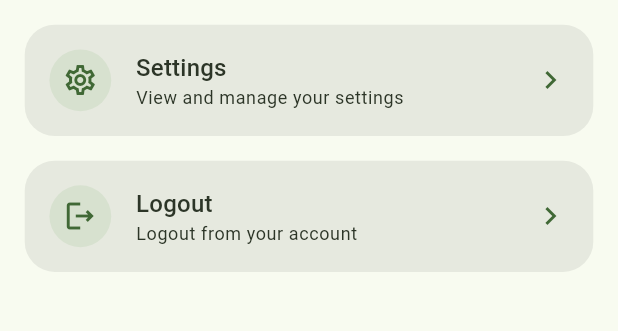
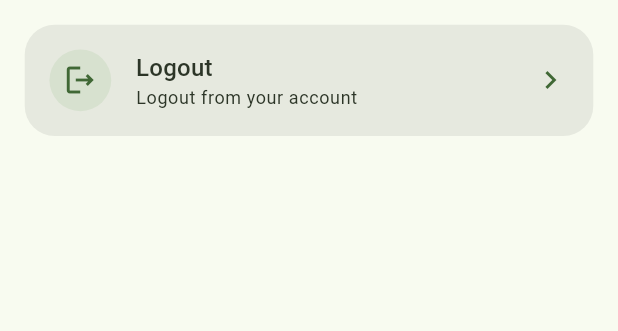
Before and after one commit to Pavel401/DineSync, a Flutter app: the AdminMoreView widget shown alone on an empty page, opened directly, on a phone screen of 412 x 824 dp, the part 136-467 px from its top. Run offline on Flutter 3.47's test engine with Material 3 defaults, Android fonts, the phone set to English and light mode, and no system bars; drawn by our look-alikes of flutter_bounceable; our stand-ins replace cached_network_image, cloud_firestore, dotted_border, dotted_line, equatable, firebase_auth and 16 more; missing offline and left inert: flutter_swipe_button; accounts and stored records are empty.

Commit message:
Comment out settings tile widget in Admin, Chef, and Waiter views for future reference

```diff
--- a/lib/app/modules/Admin App/More/view/more_view.dart
+++ b/lib/app/modules/Admin App/More/view/more_view.dart
@@ -42,14 +42,14 @@ class _AdminMoreViewState extends State<AdminMoreView> {
             ),
             SizedBox(height: 2.h),
 
-            CafeMoreTileWidget(
-              icon: Icons.settings_outlined,
-              title: 'Settings',
-              subtitle: 'View and manage your settings',
-              onTap: () {},
-            ),
+            // CafeMoreTileWidget(
+            //   icon: Icons.settings_outlined,
+            //   title: 'Settings',
+            //   subtitle: 'View and manage your settings',
+            //   onTap: () {},
+            // ),
 
-            SizedBox(height: 2.h),
+            // SizedBox(height: 2.h),
 
             // // Switch Theme
             // CafeMoreTileWidget(
--- a/lib/app/modules/Chef App/More/views/chef_more_view.dart
+++ b/lib/app/modules/Chef App/More/views/chef_more_view.dart
@@ -42,14 +42,14 @@ class _ChefMoreViewState extends State<ChefMoreView> {
             ),
             SizedBox(height: 2.h),
 
-            CafeMoreTileWidget(
-              icon: Icons.settings_outlined,
-              title: 'Settings',
-              subtitle: 'View and manage your settings',
-              onTap: () {},
-            ),
+            // CafeMoreTileWidget(
+            //   icon: Icons.settings_outlined,
+            //   title: 'Settings',
+            //   subtitle: 'View and manage your settings',
+            //   onTap: () {},
+            // ),
 
-            SizedBox(height: 2.h),
+            // SizedBox(height: 2.h),
 
             // // Switch Theme
             // CafeMoreTileWidget(
--- a/lib/app/modules/Waiter App/More/view/more_view.dart
+++ b/lib/app/modules/Waiter App/More/view/more_view.dart
@@ -42,14 +42,14 @@ class _WaiterMoreViewState extends State<WaiterMoreView> {
             ),
             SizedBox(height: 2.h),
 
-            CafeMoreTileWidget(
-              icon: Icons.settings_outlined,
-              title: 'Settings',
-              subtitle: 'View and manage your settings',
-              onTap: () {},
-            ),
+            // CafeMoreTileWidget(
+            //   icon: Icons.settings_outlined,
+            //   title: 'Settings',
+            //   subtitle: 'View and manage your settings',
+            //   onTap: () {},
+            // ),
 
-            SizedBox(height: 2.h),
+            // SizedBox(height: 2.h),
 
             // // Switch Theme
             // CafeMoreTileWidget(
```
